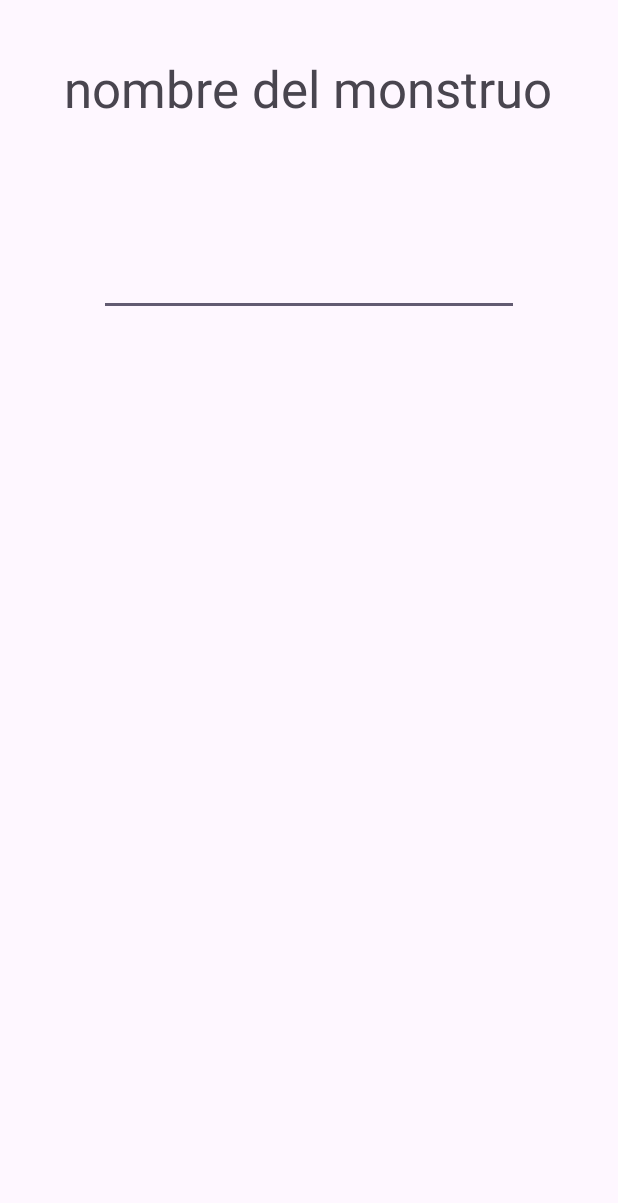
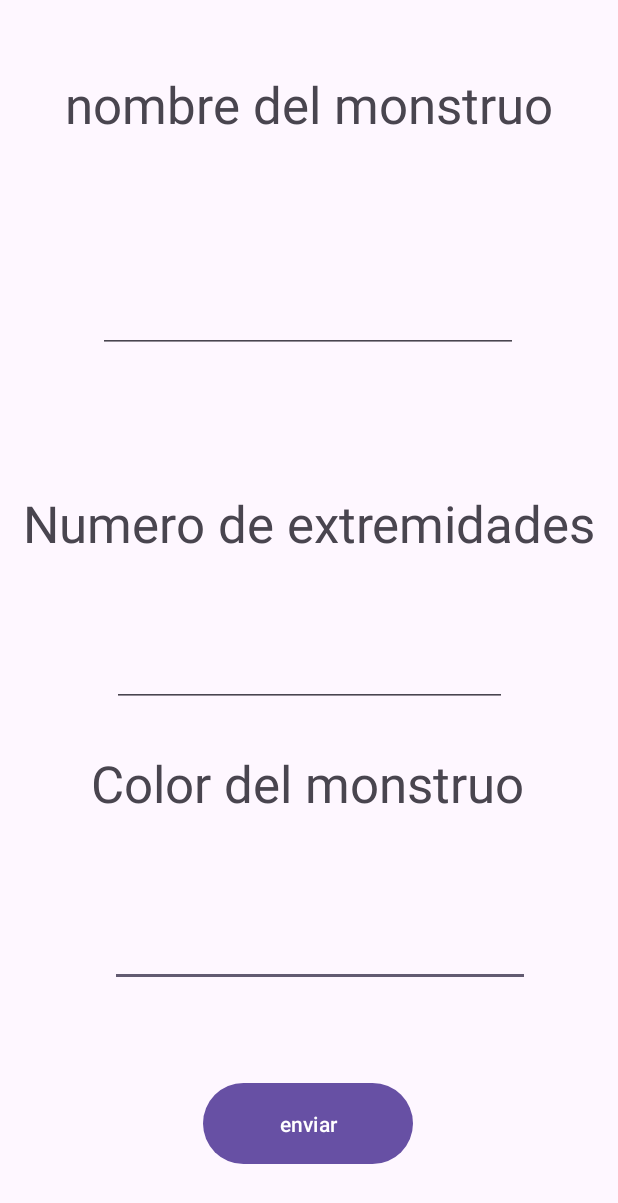
Before and after one commit to JavierRamiro8/PMDM_2324, an Android app: the ut308MonstruoMain screen opened directly, with no data from a screen before it, on a phone screen of 412 x 824 dp. Shown: the top 1203 px of the screen. Run offline under Robolectric (Android 15) with nearby library versions, the phone set to English and light mode, and no system bars.

Commit message:
Monstruo

```diff
--- a/app/src/main/java/com/example/pmdm_2324/ut03/ut308MonstruoMain.java
+++ b/app/src/main/java/com/example/pmdm_2324/ut03/ut308MonstruoMain.java
@@ -1,16 +1,56 @@
 package com.example.pmdm_2324.ut03;
+
+import static com.example.pmdm_2324.ut03.ut308MostrarMonstruo.MONSTRUO;
 
 import androidx.appcompat.app.AppCompatActivity;
 
+import android.content.Intent;
 import android.os.Bundle;
+import android.widget.Button;
+import android.widget.EditText;
 
 import com.example.pmdm_2324.R;
 
+import java.io.Serializable;
+import java.util.Random;
+
 public class ut308MonstruoMain extends AppCompatActivity {
+    Button ut308btEnviar;
+EditText ut308etColor,ut308etNombre,ut308etNumeroExtremidades;
 
     @Override
     protected void onCreate(Bundle savedInstanceState) {
         super.onCreate(savedInstanceState);
         setContentView(R.layout.activity_ut308_monstruo_main);
+        ut308btEnviar=findViewById(R.id.ut308btEnviar);
+        ut308etColor=findViewById(R.id.ut308etColor);
+        ut308etNombre=findViewById(R.id.ut308etNombre);
+        ut308etNumeroExtremidades=findViewById(R.id.ut308etNumeroExtremidades);
+        ut308btEnviar.setOnClickListener(view -> {
+            String nombre="";
+            String color="";
+            int extremidades=0;
+            if(ut308etNombre.getText().equals("") || ut308etNombre.equals(null)){
+                ut308etNombre.setError("Introduce un Nombre");
+            }else{
+                nombre=ut308etNombre.getText().toString();
+            }
+            if(ut308etColor.getText().equals("") || ut308etColor.equals(null)){
+                ut308etColor.setError("Introduce un color");
+            }else{
+                color=ut308etColor.getText().toString();
+            }
+            if(ut308etNumeroExtremidades.getText().equals("") || ut308etNumeroExtremidades.equals(null)){
+                ut308etNumeroExtremidades.setError("Introduce un numero de extremidades");
+            }else{
+                extremidades= ut308etNumeroExtremidades.getText().length();
+            }
+            Monstruo monstruoEnviado=new Monstruo(nombre,extremidades,color);
+            Intent i=new Intent(this,ut308MostrarMonstruo.class);
+            i.putExtra(MONSTRUO, monstruoEnviado);
+            startActivity(i);
+        });
+
+
     }
 }
--- a/app/src/main/res/layout/activity_ut308_monstruo_main.xml
+++ b/app/src/main/res/layout/activity_ut308_monstruo_main.xml
@@ -6,29 +6,95 @@
     android:layout_height="match_parent"
     tools:context=".ut03.ut308MonstruoMain">
 
-    <TextView
-        android:id="@+id/textView2"
-        android:layout_width="376dp"
-        android:layout_height="45dp"
-        android:layout_marginTop="36dp"
-        android:text="nombre del monstruo"
-        android:textAlignment="center"
-        android:textSize="34sp"
-        app:layout_constraintEnd_toEndOf="parent"
-        app:layout_constraintHorizontal_bias="0.47"
-        app:layout_constraintStart_toStartOf="parent"
-        app:layout_constraintTop_toTopOf="parent" />
-
     <EditText
-        android:id="@+id/editTextText"
+        android:id="@+id/ut308etColor"
         android:layout_width="wrap_content"
         android:layout_height="wrap_content"
-        android:layout_marginTop="76dp"
+        android:layout_marginBottom="60dp"
         android:ems="10"
         android:inputType="text"
         android:textAlignment="center"
         android:textSize="24sp"
+        app:layout_constraintBottom_toTopOf="@+id/ut308btEnviar"
         app:layout_constraintEnd_toEndOf="parent"
+        app:layout_constraintHorizontal_bias="0.556"
+        app:layout_constraintStart_toStartOf="parent" />
+
+    <TextView
+        android:id="@+id/ut308txtColor"
+        android:layout_width="376dp"
+        android:layout_height="45dp"
+        android:layout_marginBottom="60dp"
+        android:text="Color del monstruo"
+        android:textAlignment="center"
+        android:textSize="34sp"
+        app:layout_constraintBottom_toTopOf="@+id/ut308etColor"
+        app:layout_constraintEnd_toEndOf="parent"
+        app:layout_constraintHorizontal_bias="0.457"
+        app:layout_constraintStart_toStartOf="parent" />
+
+    <TextView
+        android:id="@+id/ut308txtPartes"
+        android:layout_width="393dp"
+        android:layout_height="44dp"
+        android:layout_marginBottom="60dp"
+        android:text="Numero de extremidades"
+        android:textAlignment="center"
+        android:textSize="34sp"
+        app:layout_constraintBottom_toTopOf="@+id/ut308etNumeroExtremidades"
+        app:layout_constraintEnd_toEndOf="parent"
+        app:layout_constraintStart_toStartOf="parent" />
+
+    <TextView
+        android:id="@+id/ut308txtNombre"
+        android:layout_width="376dp"
+        android:layout_height="45dp"
+        android:layout_marginTop="16dp"
+        android:text="nombre del monstruo"
+        android:textAlignment="center"
+        android:textSize="34sp"
+        app:layout_constraintBottom_toTopOf="@+id/ut308etNombre"
+        app:layout_constraintEnd_toEndOf="parent"
+        app:layout_constraintHorizontal_bias="0.485"
         app:layout_constraintStart_toStartOf="parent"
-        app:layout_constraintTop_toBottomOf="@+id/textView2" />
+        app:layout_constraintTop_toTopOf="parent"
+        app:layout_constraintVertical_bias="0.51" />
+
+    <EditText
+        android:id="@+id/ut308etNombre"
+        android:layout_width="wrap_content"
+        android:layout_height="wrap_content"
+        android:layout_marginTop="59dp"
+        android:layout_marginBottom="60dp"
+        android:ems="10"
+        android:inputType="text"
+        android:textAlignment="center"
+        android:textSize="24sp"
+        app:layout_constraintBottom_toTopOf="@+id/ut308txtPartes"
+        app:layout_constraintEnd_toEndOf="parent"
+        app:layout_constraintHorizontal_bias="0.496"
+        app:layout_constraintStart_toStartOf="parent"
+        app:layout_constraintTop_toBottomOf="@+id/ut308txtNombre" />
+
+    <EditText
+        android:id="@+id/ut308etNumeroExtremidades"
+        android:layout_width="263dp"
+        android:layout_height="41dp"
+        android:layout_marginBottom="28dp"
+        android:ems="10"
+        android:inputType="numberSigned"
+        app:layout_constraintBottom_toTopOf="@+id/ut308txtColor"
+        app:layout_constraintEnd_toEndOf="parent"
+        app:layout_constraintStart_toStartOf="parent" />
+
+    <Button
+        android:id="@+id/ut308btEnviar"
+        android:layout_width="140dp"
+        android:layout_height="62dp"
+        android:layout_marginBottom="44dp"
+        android:text="enviar"
+        app:layout_constraintBottom_toBottomOf="parent"
+        app:layout_constraintEnd_toEndOf="parent"
+        app:layout_constraintHorizontal_bias="0.498"
+        app:layout_constraintStart_toStartOf="parent" />
 </androidx.constraintlayout.widget.ConstraintLayout>
--- a/build.gradle.kts
+++ b/build.gradle.kts
@@ -1,5 +1,5 @@
 // Top-level build file where you can add configuration options common to all sub-projects/modules.
 plugins {
-    id("com.android.application") version "8.1.2" apply false
+    id("com.android.application") version "8.1.3" apply false
     id("org.jetbrains.kotlin.android") version "1.8.10" apply false
 }
```
Also changed, not shown: app/src/main/java/com/example/pmdm_2324/ut03/Monstruo.java (added, +51 -0 lines), app/src/main/java/com/example/pmdm_2324/ut03/ut308MostrarMonstruo.java (+13 -1 lines), app/src/main/res/layout/activity_ut308_mostrar_monstruo.xml (+24 -0 lines).
